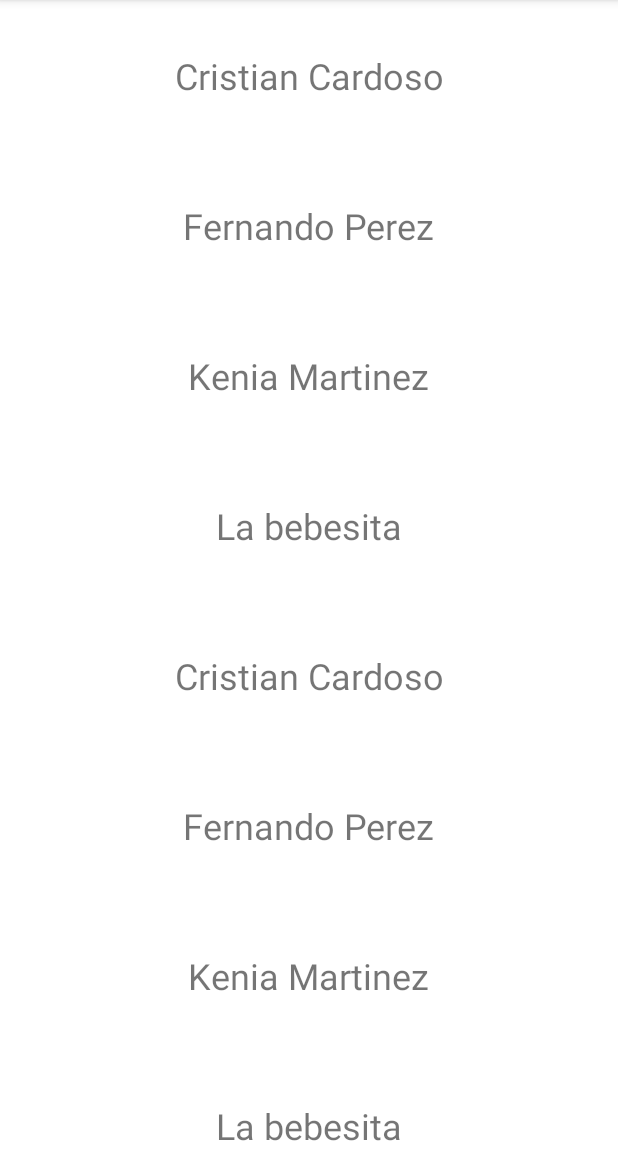
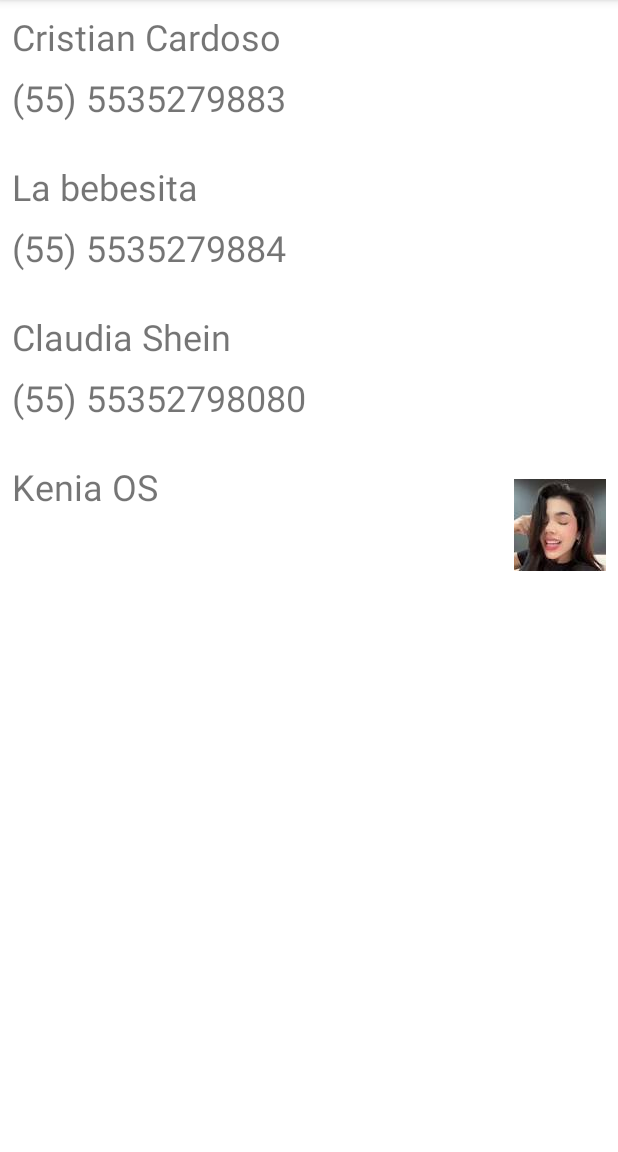
Before and after one commit to CristianCardosoA/AndroidFCA24-1, an Android app: the screen it shows after launch (MainActivity), on a phone screen of 412 x 824 dp, the part 84-1236 px from its top. Run offline under Robolectric (Android 15) with nearby library versions, the phone set to English and light mode, and no system bars.

Commit message:
Avance con la lista de contactos

```diff
--- a/Listas2/app/src/main/java/mx/fca/listas/Adaptador.java
+++ b/Listas2/app/src/main/java/mx/fca/listas/Adaptador.java
@@ -8,12 +8,12 @@ import androidx.recyclerview.widget.RecyclerView;
 
 public class Adaptador extends RecyclerView.Adapter<VistaHolder> {
 
-    private String[] elementos;
-    public Adaptador(String[] elementos) {
+    private Contacto[] elementos;
+    public Adaptador(Contacto[] elementos) {
         this.elementos = elementos;
     }
 
-    public void refresh(String[] elementos){
+    public void refresh(Contacto[] elementos){
         this.elementos = elementos;
         notifyDataSetChanged();
     }
@@ -28,7 +28,10 @@ public class Adaptador extends RecyclerView.Adapter<VistaHolder> {
 
     @Override
     public void onBindViewHolder(@NonNull VistaHolder holder, int position) {
-        holder.txvTitulo.setText(elementos[position]);
+        Contacto contacto = elementos[position];
+        holder.txvNombre.setText(contacto.nombre);
+        holder.txvTelefono.setText(contacto.telefono);
+        holder.imgFotografia.setImageResource(contacto.fotografia);
     }
 
     @Override
--- /dev/null
+++ b/Listas2/app/src/main/java/mx/fca/listas/Contacto.java
@@ -0,0 +1,35 @@
+package mx.fca.listas;
+
+public class Contacto {
+
+    String nombre;
+    String telefono;
+
+    String etiqueta;
+
+    int fotografia;
+
+    String correo;
+
+    String correo2;
+
+    String direccion;
+
+    public Contacto(
+            String nombre,
+            String telefono,
+            String etiqueta,
+            int fotografia,
+            String correo,
+            String correo2,
+            String direccion
+    ) {
+        this.nombre = nombre;
+        this.telefono = telefono;
+        this.etiqueta = etiqueta;
+        this.fotografia = fotografia;
+        this.correo = correo;
+        this.correo2 = correo2;
+        this.direccion = direccion;
+    }
+}
--- a/Listas2/app/src/main/java/mx/fca/listas/Contactos.java
+++ b/Listas2/app/src/main/java/mx/fca/listas/Contactos.java
@@ -2,55 +2,38 @@ package mx.fca.listas;
 
 public class Contactos {
 
-    public static String [] all = {
-            "Cristian Cardoso",
-            "Fernando Perez",
-            "Kenia Martinez",
-            "La bebesita",
-            "Cristian Cardoso",
-            "Fernando Perez",
-            "Kenia Martinez",
-            "La bebesita",
-            "Cristian Cardoso",
-            "Fernando Perez",
-            "Kenia Martinez",
-            "La bebesita",
-            "Cristian Cardoso",
-            "Fernando Perez",
-            "Kenia Martinez",
-            "La bebesita",
-            "Cristian Cardoso",
-            "Fernando Perez",
-            "Kenia Martinez",
-            "La bebesita",
-            "Cristian Cardoso",
-            "Fernando Perez",
-            "Kenia Martinez",
-            "La bebesita",
-            "Cristian Cardoso",
-            "Fernando Perez",
-            "Kenia Martinez",
-            "La bebesita",
-            "Cristian Cardoso",
-            "Fernando Perez",
-            "Kenia Martinez",
-            "La bebesita",
-            "Cristian Cardoso",
-            "Fernando Perez",
-            "Kenia Martinez",
-            "La bebesita",
-            "Cristian Cardoso",
-            "Fernando Perez",
-            "Kenia Martinez",
-            "La bebesita",
-            "Cristian Cardoso",
-            "Fernando Perez",
-            "Kenia Martinez",
-            "La bebesita",
-            "Cristian Cardoso",
-            "Fernando Perez",
-            "Kenia Martinez",
-            "La bebesita"
-
+    public static Contacto [] all = {
+            new Contacto(
+                    "Cristian Cardoso",
+                    "(55) 5535279883",
+                    "me",
+                    0,
+                    "cris52@comunidad.unam.mx",
+                    "",
+                    "Av revolucion SN, CDMX, Mexico"),
+            new Contacto(
+                    "La bebesita",
+                    "(55) 5535279884",
+                    "her",
+                    0,
+                    "beiby@bebe.mx",
+                    "",
+                    "Tepito, CDMX, Mexico"),
+            new Contacto(
+                    "Claudia Shein",
+                    "(55) 55352798080",
+                    "delegada",
+                    0,
+                    "vota@moreina.mx",
+                    "",
+                    "Reforma, Col. Centro, CDMX, Mexico"),
+            new Contacto(
+                    "Kenia OS",
+                    "",
+                    "la mejor",
+                    R.mipmap.kenia,
+                    "kenia@kenia.os",
+                    "contacto@kenia.os",
+                    "Reforma, Col. Centro, CDMX, Mexico")
     };
 }
--- a/Listas2/app/src/main/java/mx/fca/listas/VistaHolder.java
+++ b/Listas2/app/src/main/java/mx/fca/listas/VistaHolder.java
@@ -1,15 +1,20 @@
 package mx.fca.listas;
 
 import android.view.View;
+import android.widget.ImageView;
 import android.widget.TextView;
 import androidx.annotation.NonNull;
 import androidx.recyclerview.widget.RecyclerView;
 
 public class VistaHolder extends RecyclerView.ViewHolder {
-    TextView txvTitulo;
+    TextView txvNombre;
+    TextView txvTelefono;
+    ImageView imgFotografia;
 
     public VistaHolder(@NonNull View itemView) {
         super(itemView);
-        txvTitulo = itemView.findViewById(R.id.titulo);
+        txvNombre = itemView.findViewById(R.id.nombre);
+        txvTelefono = itemView.findViewById(R.id.telefono);
+        imgFotografia = itemView.findViewById(R.id.fotografia);
     }
 }
--- a/Listas2/app/src/main/res/layout/item_lista.xml
+++ b/Listas2/app/src/main/res/layout/item_lista.xml
@@ -6,15 +6,39 @@
     android:layout_height="100dp">
 
     <TextView
-        android:id="@+id/titulo"
-        android:layout_width="wrap_content"
+        android:id="@+id/nombre"
+        android:layout_width="0dp"
         android:layout_height="wrap_content"
         android:layout_marginStart="8dp"
-        android:layout_marginEnd="8dp"
-        android:text="TextView"
+        android:layout_marginTop="8dp"
+        android:text="Cristian C"
+        android:textSize="24sp"
+        app:layout_constraintEnd_toStartOf="@+id/fotografia"
+        app:layout_constraintStart_toStartOf="parent"
+        app:layout_constraintTop_toTopOf="parent" />
+
+    <TextView
+        android:id="@+id/telefono"
+        android:layout_width="0dp"
+        android:layout_height="0dp"
+        android:layout_marginStart="8dp"
+        android:layout_marginTop="8dp"
+        android:text="(55) 5515-9745"
         android:textSize="24sp"
         app:layout_constraintBottom_toBottomOf="parent"
+        app:layout_constraintEnd_toStartOf="@+id/fotografia"
+        app:layout_constraintStart_toStartOf="parent"
+        app:layout_constraintTop_toBottomOf="@+id/nombre" />
+
+    <ImageView
+        android:id="@+id/fotografia"
+        android:layout_width="wrap_content"
+        android:layout_height="0dp"
+        android:layout_marginTop="8dp"
+        android:layout_marginEnd="8dp"
+        android:layout_marginBottom="8dp"
+        app:layout_constraintBottom_toBottomOf="parent"
         app:layout_constraintEnd_toEndOf="parent"
-        app:layout_constraintStart_toStartOf="parent"
-        app:layout_constraintTop_toTopOf="parent" />
+        app:layout_constraintTop_toTopOf="parent"
+        tools:srcCompat="@tools:sample/avatars" />
 </androidx.constraintlayout.widget.ConstraintLayout>
```
Also changed, not shown: Listas2/app/src/main/res/mipmap-hdpi/kenia.jpeg (added), 1 other file.
